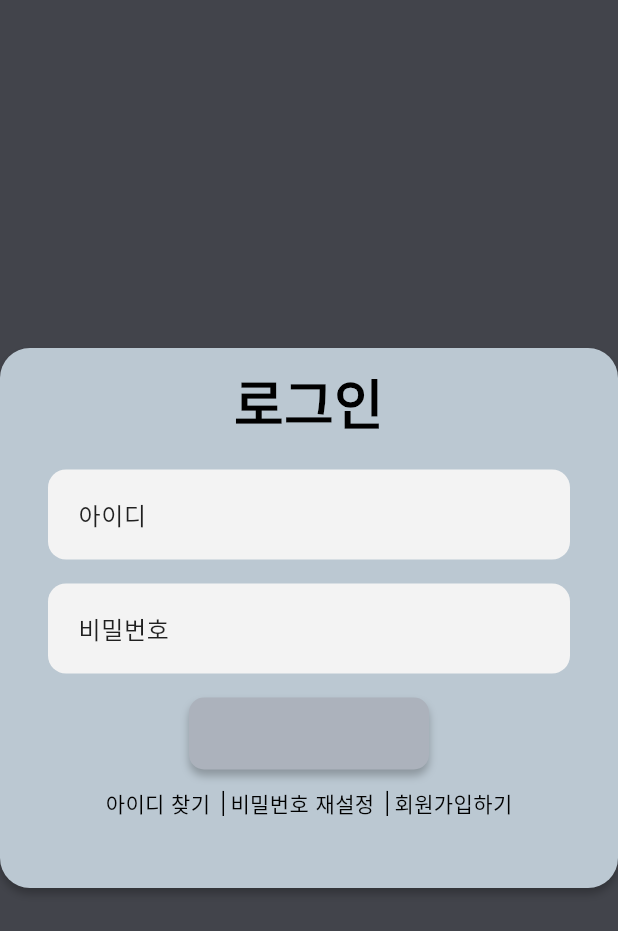
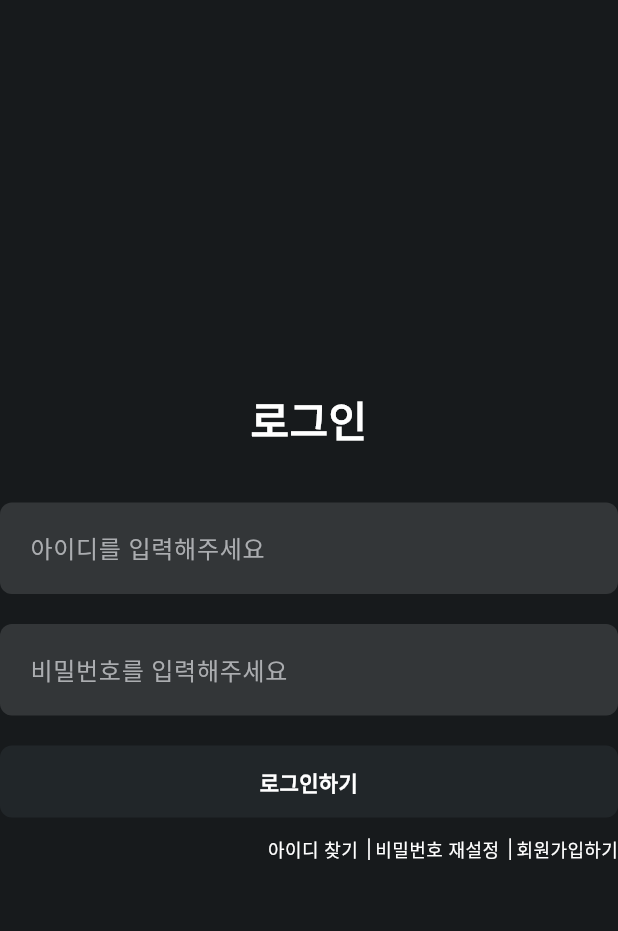
Before and after one commit to kimheonningg/PIEthon3.0_team5_FE, a Flutter app: the screen it shows after launch, on a phone screen of 412 x 824 dp. Shown: the top 931 px of the screen. Run offline on Flutter 3.47's test engine with Material 3 defaults, Android fonts, the light colour scheme and no system bars; Roboto replaces fonts that are missing (Inter).

Commit message:
Redesign login_screen, change colors

```diff
--- a/lib/main.dart
+++ b/lib/main.dart
@@ -25,7 +25,7 @@
         brightness: Brightness.dark,
         scaffoldBackgroundColor: MainColors.background,
         textSelectionTheme: const TextSelectionThemeData(
-          cursorColor: Colors.black,
+          cursorColor: Colors.white,
         ),
       ),
     );
--- a/lib/screens/login/login_screen.dart
+++ b/lib/screens/login/login_screen.dart
@@ -26,94 +26,78 @@ class _LoginScreenState extends State<LoginScreen> {
   Widget build(BuildContext context) {
     return Scaffold(
         body: Center(
-      child: Container(
+      child: SizedBox(
         width: 480,
-        height: 360,
-        decoration: ShapeDecoration(
-          color: MainColors.window,
-          shape: RoundedRectangleBorder(
-            borderRadius: BorderRadius.circular(20),
-          ),
-          shadows: const [
-            BoxShadow(
-              color: Color(0x3F000000),
-              blurRadius: 4,
-              offset: Offset(0, 4),
-              spreadRadius: 0,
-            )
-          ],
-        ),
-        padding: const EdgeInsets.symmetric(horizontal: 32),
         child: Column(
+          mainAxisAlignment: MainAxisAlignment.center,
           children: [
             Gaps.v10,
             const Text(
               '로그인',
               textAlign: TextAlign.center,
               style: TextStyle(
-                color: Colors.black,
-                fontSize: 36,
+                color: Colors.white,
+                fontSize: 28,
                 fontWeight: FontWeight.w700,
               ),
             ),
-            Gaps.v20,
+            Gaps.v36,
             //아이디 박스
             TextField(
               controller: _idController,
               // 입력 텍스트 스타일
               style: const TextStyle(
-                color: Colors.black87, // 입력되는 글자색
+                color: Colors.white, // 입력되는 글자색
                 fontSize: 16.0,
               ),
               decoration: InputDecoration(
-                hintText: '아이디',
+                hintText: '아이디를 입력해주세요',
                 hintStyle: const TextStyle(
-                  color: Colors.black87, // 힌트 텍스트 색상
+                  color: MainColors.hinttext, // 힌트 텍스트 색상
                   fontSize: 16.0,
                 ),
                 filled: true,
-                fillColor: const Color(0xFFF3F3F3),
+                fillColor: MainColors.textfield,
 
                 // 테두리 설정 (둥근 모서리)
                 border: OutlineInputBorder(
-                  borderRadius: BorderRadius.circular(12.0),
+                  borderRadius: BorderRadius.circular(8),
                   borderSide: BorderSide.none,
                 ),
                 // 내부 패딩
                 contentPadding: const EdgeInsets.fromLTRB(16, 16, 16, 20),
               ),
             ),
-            Gaps.v16,
+            Gaps.v20,
             //비밀번호 입력 칸
             TextField(
-              obscureText: true,
               controller: _passwordController,
+              // 입력 텍스트 스타일
               style: const TextStyle(
-                color: Colors.black87, // 입력되는 글자색
+                color: Colors.white, // 입력되는 글자색
                 fontSize: 16.0,
               ),
               decoration: InputDecoration(
-                hintText: '비밀번호',
+                hintText: '비밀번호를 입력해주세요',
                 hintStyle: const TextStyle(
-                  color: Colors.black87, // 힌트 텍스트 색상
+                  color: MainColors.hinttext, // 힌트 텍스트 색상
                   fontSize: 16.0,
                 ),
                 filled: true,
-                fillColor: const Color(0xFFF3F3F3),
+                fillColor: MainColors.textfield,
 
                 // 테두리 설정 (둥근 모서리)
                 border: OutlineInputBorder(
-                  borderRadius: BorderRadius.circular(12.0),
+                  borderRadius: BorderRadius.circular(8),
                   borderSide: BorderSide.none,
                 ),
                 // 내부 패딩
                 contentPadding: const EdgeInsets.fromLTRB(16, 16, 16, 20),
               ),
             ),
-            Gaps.v16,
+            Gaps.v20,
             GestureDetector(
               onTap: () async {
-                print('버튼눌렸다~~');
                 final userId = _idController.text.trim();
                 final password = _passwordController.text.trim();
 
@@ -151,27 +135,31 @@ class _LoginScreenState extends State<LoginScreen> {
                 }
               },
               child: Container(
-                width: 160,
+                width: 480,
                 height: 48,
                 decoration: ShapeDecoration(
-                  color: const Color(0xFFACB2BC),
+                  color: MainColors.button,
                   shape: RoundedRectangleBorder(
-                    borderRadius: BorderRadius.circular(10),
+                    borderRadius: BorderRadius.circular(8),
                   ),
-                  shadows: const [
-                    BoxShadow(
-                      color: Color(0x3F000000),
-                      blurRadius: 4,
-                      offset: Offset(0, 4),
-                      spreadRadius: 0,
-                    )
-                  ],
+                ),
+                child: const Center(
+                  child: Text(
+                    '로그인하기',
+                    textAlign: TextAlign.center,
+                    style: TextStyle(
+                      color: Colors.white,
+                      fontSize: 14,
+                      fontFamily: 'Inter',
+                      fontWeight: FontWeight.w700,
+                    ),
+                  ),
                 ),
               ),
             ),
             Gaps.v12,
             Row(
-              mainAxisAlignment: MainAxisAlignment.center,
+              mainAxisAlignment: MainAxisAlignment.end,
               children: [
                 GestureDetector(
                   onTap: () {},
@@ -179,8 +167,8 @@ class _LoginScreenState extends State<LoginScreen> {
                     '아이디 찾기',
                     textAlign: TextAlign.center,
                     style: TextStyle(
-                      color: Colors.black,
-                      fontSize: 14,
+                      color: Colors.white,
+                      fontSize: 12,
                       fontFamily: 'Inter',
                       fontWeight: FontWeight.w400,
                     ),
@@ -190,8 +178,8 @@ class _LoginScreenState extends State<LoginScreen> {
                   ' | ',
                   textAlign: TextAlign.center,
                   style: TextStyle(
-                    color: Colors.black,
-                    fontSize: 14,
+                    color: Colors.white,
+                    fontSize: 12,
                     fontFamily: 'Inter',
                     fontWeight: FontWeight.w400,
                   ),
@@ -202,8 +190,8 @@ class _LoginScreenState extends State<LoginScreen> {
                     '비밀번호 재설정',
                     textAlign: TextAlign.center,
                     style: TextStyle(
-                      color: Colors.black,
-                      fontSize: 14,
+                      color: Colors.white,
+                      fontSize: 12,
                       fontFamily: 'Inter',
                       fontWeight: FontWeight.w400,
                     ),
@@ -213,8 +201,8 @@ class _LoginScreenState extends State<LoginScreen> {
                   ' | ',
                   textAlign: TextAlign.center,
                   style: TextStyle(
-                    color: Colors.black,
-                    fontSize: 14,
+                    color: Colors.white,
+                    fontSize: 12,
                     fontFamily: 'Inter',
                     fontWeight: FontWeight.w400,
                   ),
@@ -225,8 +213,8 @@ class _LoginScreenState extends State<LoginScreen> {
                     '회원가입하기',
                     textAlign: TextAlign.center,
                     style: TextStyle(
-                      color: Colors.black,
-                      fontSize: 14,
+                      color: Colors.white,
+                      fontSize: 12,
                       fontFamily: 'Inter',
                       fontWeight: FontWeight.w400,
                     ),
--- a/lib/widgets/maincolors.dart
+++ b/lib/widgets/maincolors.dart
@@ -1,6 +1,8 @@
 import 'package:flutter/material.dart';
 
 class MainColors {
-  static const background = Color(0xFF42444B);
-  static const window = Color(0xFFBBC8D2);
+  static const background = Color(0xFF171A1C);
+  static const textfield = Color(0xFF333638);
+  static const hinttext = Color(0xFFABADB0);
+  static const button = Color(0xFF212629);
 }
```
Also changed, not shown: pubspec.lock, 1 other file.
